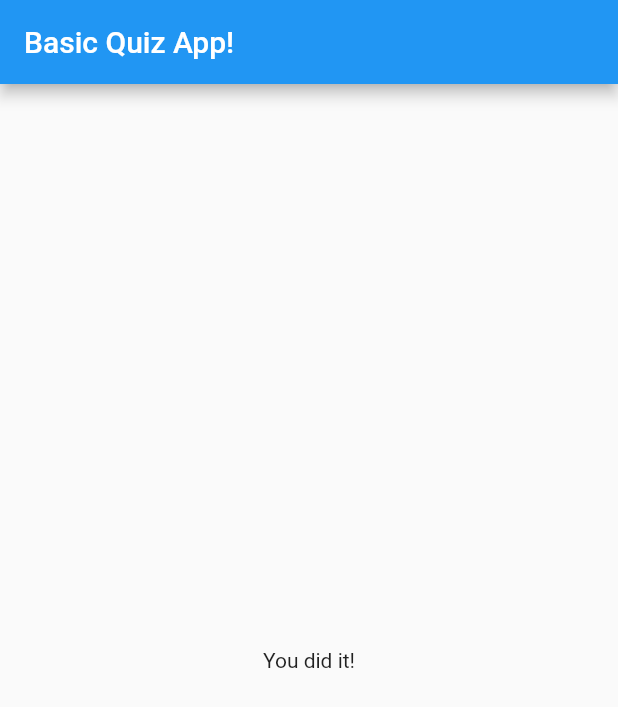
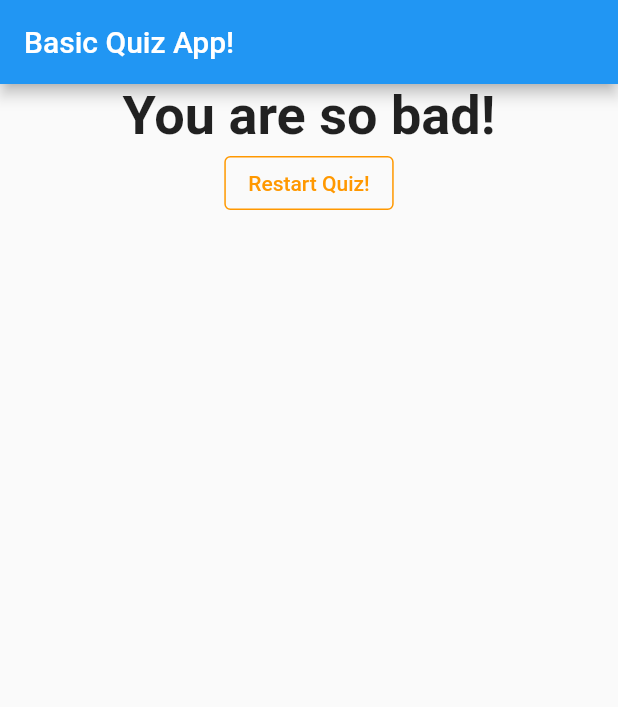
Before and after one commit to JosephDoUrden/Basic-Quiz-App, a Flutter app: the screen it shows after launch, after a tap on "Black", after a tap on "Cat", after a tap on "Cyber Security", on a phone screen of 412 x 824 dp. Shown: the top 707 px of the screen. Run offline on Flutter 3.47's test engine with Material 2 defaults, Android fonts, the phone set to English and light mode, and no system bars.

Commit message:
Calculating Total Score & Resetting the Quiz

```diff
--- a/lib/answer.dart
+++ b/lib/answer.dart
@@ -11,9 +11,11 @@ class Answer extends StatelessWidget {
   Widget build(BuildContext context) {
     return Container(
       width: double.infinity,
-      child: RaisedButton(
-        color: Colors.blue,
-        textColor: Colors.white,
+      child: ElevatedButton(
+        style: ButtonStyle(
+          backgroundColor: MaterialStateProperty.all(Colors.orange),
+          foregroundColor: MaterialStateProperty.all(Colors.white),
+        ),
         child: Text(answerText),
         onPressed: selectHandler,
       ),
--- a/lib/main.dart
+++ b/lib/main.dart
@@ -21,21 +21,46 @@ class _MyAppState extends State<MyApp> {
   static const _questions = [
     {
       'questionText': 'What is your favorite colour?',
-      'answers': ['Black', 'Red', 'Green', 'White'],
+      'answers': [
+        {'text': 'Black', 'score': 10},
+        {'text': 'Red', 'score': 5},
+        {'text': 'Green', 'score': 3},
+        {'text': 'White', 'score': 1},
+      ],
     },
     {
       'questionText': 'What is your favorite animal?',
-      'answers': ['Dog', 'Cat', 'Snake', 'Spider'],
+      'answers': [
+        {'text': 'Dog', 'score': 10},
+        {'text': 'Cat', 'score': 5},
+        {'text': 'Snake', 'score': 3},
+        {'text': 'Spider', 'score': 1},
+      ],
     },
     {
       'questionText': 'Who is your favorite class?',
-      'answers': ['Math', 'C++', 'Cyber Security', 'Physics'],
+      'answers': [
+        {'text': 'Math', 'score': 10},
+        {'text': 'C++', 'score': 5},
+        {'text': 'Cyber Security', 'score': 3},
+        {'text': 'Physics', 'score': 1},
+      ],
     },
   ];
 
   var _questionIndex = 0;
+  var _totalScore = 0;
 
-  void _answerQuestion() {
+  void _resetQuiz() {
+    setState(() {
+      _questionIndex = 0;
+      _totalScore = 0;
+    });
+  }
+
+  void _answerQuestion(int score) {
+    _totalScore += score;
+
     setState(() {
       _questionIndex = _questionIndex + 1;
     });
@@ -54,7 +79,7 @@ class _MyAppState extends State<MyApp> {
                 questionIndex: _questionIndex,
                 questions: _questions,
               )
-            : Result(),
+            : Result(_totalScore, _resetQuiz),
       ),
     );
   }
--- a/lib/quiz.dart
+++ b/lib/quiz.dart
@@ -6,7 +6,7 @@ import './answer.dart';
 class Quiz extends StatelessWidget {
   final List<Map<String, Object>> questions;
   final int questionIndex;
-  final VoidCallback answerQuestion;
+  final Function answerQuestion;
 
   Quiz({
     required this.questions,
@@ -19,8 +19,10 @@ class Quiz extends StatelessWidget {
     return Column(
       children: [
         Question(questions[questionIndex]['questionText'] as String),
-        ...(questions[questionIndex]['answers'] as List<String>).map((answer) {
-          return Answer(answerQuestion, answer);
+        ...(questions[questionIndex]['answers'] as List<Map<String, Object>>)
+            .map((answer) {
+          return Answer(
+              () => answerQuestion(answer['score']), answer['text'] as String);
         }).toList()
       ],
     );
--- a/lib/result.dart
+++ b/lib/result.dart
@@ -1,10 +1,41 @@
 import 'package:flutter/material.dart';
 
 class Result extends StatelessWidget {
+  final int resultScore;
+  final VoidCallback resetHandler;
+
+  Result(this.resultScore, this.resetHandler);
+
+  String get resultPhrase {
+    String resultText;
+    if (resultScore <= 8) {
+      resultText = 'You are awesome and innocent!';
+    } else if (resultScore <= 12) {
+      resultText = 'Pretty likeable!';
+    } else if (resultScore <= 16) {
+      resultText = 'You are ... strange?';
+    } else {
+      resultText = 'You are so bad!';
+    }
+    return resultText;
+  }
+
   @override
   Widget build(BuildContext context) {
     return Center(
-      child: Text("You did it!"),
-    );
+        child: Column(
+      children: [
+        Text(
+          resultPhrase,
+          style: TextStyle(fontSize: 36, fontWeight: FontWeight.bold),
+        ),
+        OutlinedButton(
+          style: OutlinedButton.styleFrom(
+              primary: Colors.orange, side: BorderSide(color: Colors.orange)),
+          child: Text('Restart Quiz!'),
+          onPressed: resetHandler,
+        ),
+      ],
+    ));
   }
 }
```
